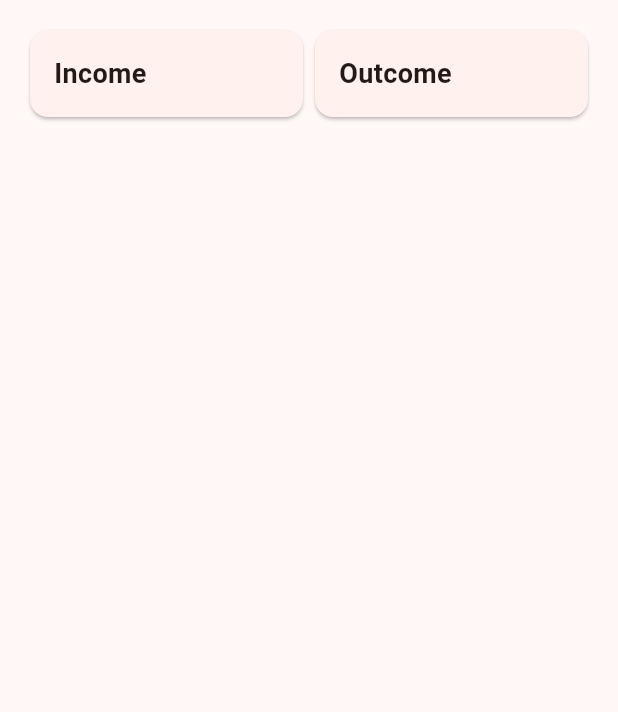
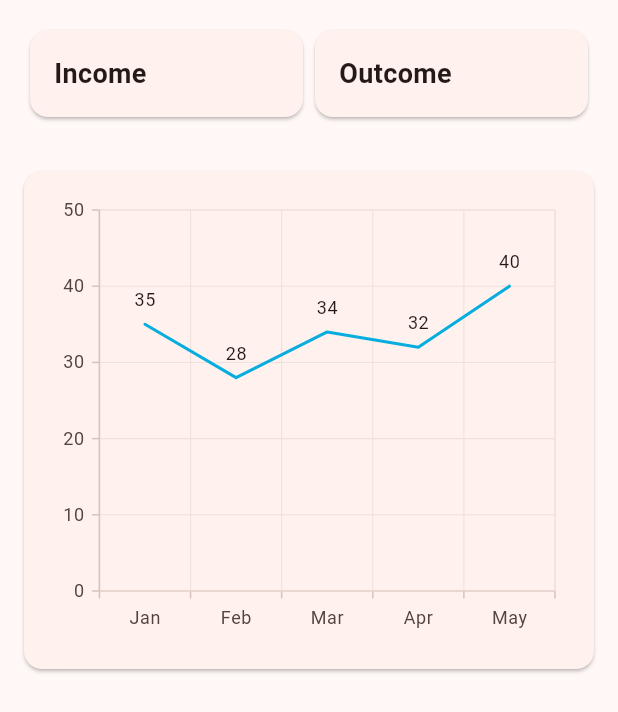
Before and after one commit to Tranbao8396/flutter_app, a Flutter app: the Dashboard screen opened directly, on a phone screen of 412 x 824 dp. Shown: the top 712 px of the screen. Run offline on Flutter 3.47's test engine with Material 3 defaults, Android fonts, the light colour scheme and no system bars; our stand-ins replace syncfusion_flutter_charts; missing offline and left inert: mysql1.

Commit message:
add chart

```diff
--- a/lib/pages/dashboard.dart
+++ b/lib/pages/dashboard.dart
@@ -1,6 +1,8 @@
 import 'package:flutter/material.dart';
 import 'package:mysql1/mysql1.dart';
 import 'package:book_management/database.dart';
+import 'package:syncfusion_flutter_charts/charts.dart';
+import 'package:syncfusion_flutter_charts/sparkcharts.dart';
 
 Future getTotalPrice() async {
   MySqlConnection db = await database();
@@ -22,9 +24,25 @@ Future getImportPrice() async {
   }
 }
 
+class _SalesData {
+  _SalesData(this.year, this.sales);
+
+  final String year;
+  final double sales;
+}
+
+List<_SalesData> data = [
+  _SalesData('Jan', 35),
+  _SalesData('Feb', 28),
+  _SalesData('Mar', 34),
+  _SalesData('Apr', 32),
+  _SalesData('May', 40)
+];
+
 class Dashboard extends StatelessWidget {
   final totalPrice = getTotalPrice();
   final importPrice = getImportPrice();
+
   @override
   Widget build(BuildContext context) {
     return Scaffold(
@@ -40,7 +58,26 @@ class Dashboard extends StatelessWidget {
               ],
             ),
           ),
-        ],
+
+          Card(
+            margin: const EdgeInsets.all(16),
+            child: Padding (
+              padding: const EdgeInsets.all(16),
+              child: SfCartesianChart(
+                primaryXAxis: CategoryAxis(),
+                series: <CartesianSeries<_SalesData, String>>[
+                  LineSeries<_SalesData, String>(
+                    dataSource: data,
+                    xValueMapper: (_SalesData sales, _) => sales.year,
+                    yValueMapper: (_SalesData sales, _) => sales.sales,
+                    name: 'Sales',
+                    // Enable data label
+                    dataLabelSettings: DataLabelSettings(isVisible: true))
+                ],
+              )
+            )
+          ),
+        ]
       )
     );
   }
--- a/pubspec.yaml
+++ b/pubspec.yaml
@@ -38,6 +38,7 @@ dependencies:
   # Use with the CupertinoIcons class for iOS style icons.
   cupertino_icons: ^1.0.8
   mysql1: ^0.20.0
+  syncfusion_flutter_charts: ^27.2.5
 
 dev_dependencies:
   flutter_test:
```
Also changed, not shown: pubspec.lock.
